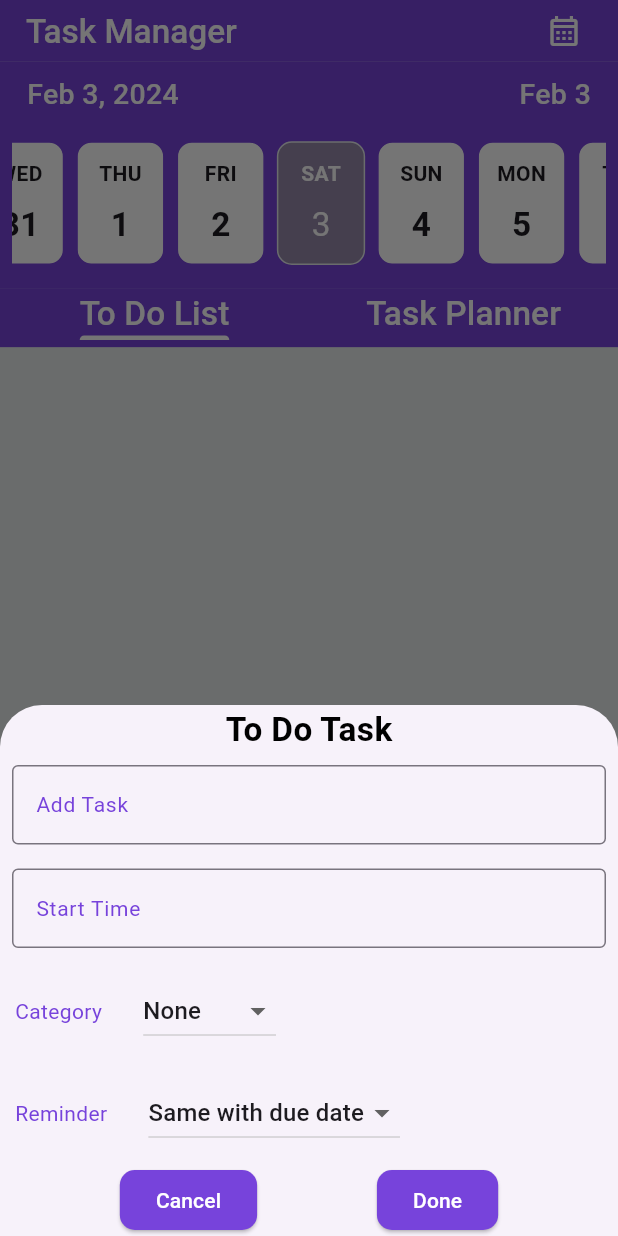
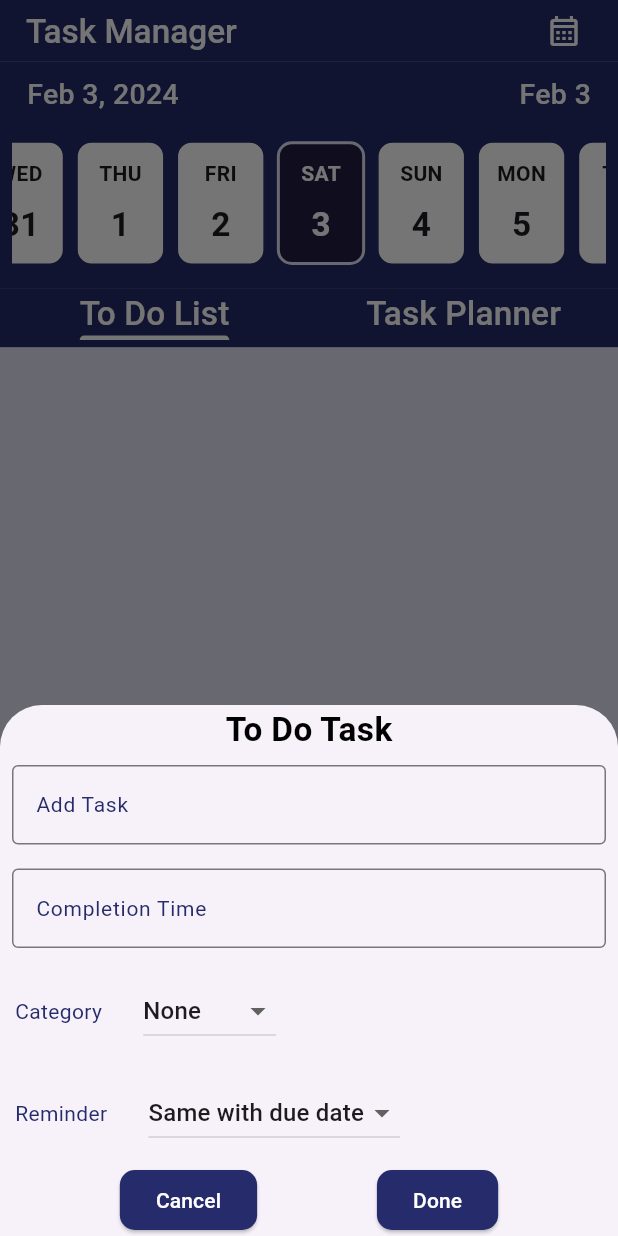
Before and after one commit to PatelPruthvi/task_planner, a Flutter app: the HomeScreen screen opened directly, after a tap on the "add" icon, on a phone screen of 412 x 824 dp. Run offline on Flutter 3.47's test engine with Material 3 defaults, Android fonts, the light colour scheme and no system bars; drawn by our look-alikes of easy_date_timeline; our stand-ins replace bloc, firebase_auth, firebase_core, flutter_bloc, flutter_local_notifications, flutter_slidable and 3 more; accounts and stored records are empty.

Commit message:
worked on time textfields

```diff
--- a/lib/resources/button_demo.dart
+++ b/lib/resources/button_demo.dart
@@ -9,7 +9,7 @@ class Buttons {
       ElevatedButton(
           style: ButtonStyle(
             backgroundColor:
-                const MaterialStatePropertyAll(AppColors.mainColor),
+                const MaterialStatePropertyAll(AppColors.kmainColor),
             shape: MaterialStatePropertyAll(RoundedRectangleBorder(
                 borderRadius: BorderRadius.circular(10))),
           ),
--- a/lib/resources/components/bottom_sheets/bottom_sheet_planner.dart
+++ b/lib/resources/components/bottom_sheets/bottom_sheet_planner.dart
@@ -1,8 +1,11 @@
+// ignore_for_file: use_build_context_synchronously
+
 import 'package:flutter/material.dart';
 import 'package:task_planner/resources/button_demo.dart';
 import 'package:task_planner/resources/components/drop_down/category_drop_down.dart';
 import 'package:task_planner/resources/components/drop_down/color_drop_down.dart';
 import 'package:task_planner/resources/components/drop_down/reminder_dropdown.dart';
+import 'package:task_planner/utils/dates/date_time.dart';
 import 'package:task_planner/views/task_plan_view/bloc/task_plan_bloc.dart';
 import 'package:task_planner/views/todo_view/bloc/to_do_bloc.dart';
 import '../../../utils/colors/app_colors.dart';
@@ -36,13 +39,10 @@ class BottomSheets {
                       Text("To Do Task",
                           style: FontSize.getMEdiumBlackFontstyle(context)),
                       getTextField(context, () => null, controller, "Add Task"),
-                      getTextField(context, () async {
-                        pickedTime = await showTimePicker(
-                            context: context, initialTime: TimeOfDay.now());
-                        setState(() {
-                          timeC.text = pickedTime!.format(context);
-                        });
-                      }, timeC, "Start Time"),
+                      getTimeRetrieverTextField(
+                          context: context,
+                          controller: timeC,
+                          labelText: "Completion Time"),
                       Padding(
                           padding: const EdgeInsets.all(10.0),
                           child: Row(
@@ -87,19 +87,19 @@ class BottomSheets {
   }
 
   static getBottomSheetForPlanner(
-          BuildContext context,
-          TextEditingController nameC,
-          TextEditingController startTimeC,
-          TextEditingController endTimeC,
-          TextEditingController descC,
-          GlobalKey<FormState> formKey,
-          TimeOfDay? pickedStartTime,
-          TimeOfDay? pickedEndTime,
-          TaskPlanBloc taskPlanBloc,
-          ElevatedButton bottomSheetButton,
-          String bottomSheetTitle,
-          String initialDropdownValue,
-          int hexColorCode) =>
+          {required BuildContext context,
+          required TextEditingController nameC,
+          required TextEditingController startTimeC,
+          required TextEditingController endTimeC,
+          required TextEditingController descC,
+          required GlobalKey<FormState> formKey,
+          required TimeOfDay? pickedStartTime,
+          required TimeOfDay? pickedEndTime,
+          required TaskPlanBloc taskPlanBloc,
+          required ElevatedButton bottomSheetButton,
+          required String bottomSheetTitle,
+          required String initialDropdownValue,
+          required int hexColorCode}) =>
       showModalBottomSheet(
         isScrollControlled: true,
         context: context,
@@ -121,30 +121,22 @@ class BottomSheets {
                                 .appBarTheme
                                 .titleTextStyle!
                                 .copyWith(
-                                    color: AppColors.mainColor,
+                                    color: AppColors.kmainColor,
                                     fontWeight: FontWeight.w600)),
                       ),
                       getTextField(context, () {}, nameC, "Task Name"),
                       Row(
                         children: [
                           Expanded(
-                              child: getTextField(context, () async {
-                            pickedStartTime = await showTimePicker(
-                                context: context, initialTime: TimeOfDay.now());
-                            setState(() {
-                              startTimeC.text =
-                                  pickedStartTime!.format(context);
-                            });
-                          }, startTimeC, "Start Time")),
+                              child: getTimeRetrieverTextField(
+                                  context: context,
+                                  controller: startTimeC,
+                                  labelText: "Start Time")),
                           Expanded(
-                              child: getTextField(context, () async {
-                            pickedEndTime = await showTimePicker(
-                                context: context, initialTime: TimeOfDay.now());
-
-                            setState(() {
-                              endTimeC.text = pickedEndTime!.format(context);
-                            });
-                          }, endTimeC, "End Time")),
+                              child: getTimeRetrieverTextField(
+                                  context: context,
+                                  controller: endTimeC,
+                                  labelText: "End Time"))
                         ],
                       ),
                       getTextField(context, () {}, descC, "Description"),
@@ -188,9 +180,8 @@ class BottomSheets {
         endTimeC.clear();
         descC.clear();
       });
-}
 
-Widget getTextField(BuildContext context, Function() onTap,
+  static Widget getTextField(BuildContext context, Function() onTap,
           TextEditingController controller, String labelText) =>
       Padding(
         padding: const EdgeInsets.all(8.0),
@@ -204,12 +195,62 @@ Widget getTextField(BuildContext context, Function() onTap,
             controller: controller,
             autocorrect: false,
             onTap: onTap,
-          cursorColor: AppColors.mainColor,
+            cursorColor: AppColors.kmainColor,
             style: FontSize.getTextFieldTitleStyle(context),
             decoration: InputDecoration(
                 labelText: labelText,
                 labelStyle: FontSize.getTextFieldTitleStyle(context),
                 border: const OutlineInputBorder(),
                 focusedBorder: const OutlineInputBorder(
-                  borderSide: BorderSide(color: AppColors.mainColor)))),
+                    borderSide: BorderSide(color: AppColors.kmainColor)))),
       );
+
+  static Widget getTimeRetrieverTextField(
+      {required BuildContext context,
+      required TextEditingController controller,
+      required String labelText}) {
+    return Padding(
+      padding: const EdgeInsets.all(8.0),
+      child: TextFormField(
+          controller: controller,
+          autocorrect: false,
+          readOnly: true,
+          cursorColor: AppColors.kmainColor,
+          style: FontSize.getTextFieldTitleStyle(context),
+          onTap: () async {
+            TimeOfDay? pickedStartTime = await showTimePicker(
+                context: context,
+                initialTime: controller.text == ""
+                    ? TimeOfDay.now()
+                    : Dates.getTimeInTimeOfDayFormat(controller.text));
+            if (pickedStartTime != null) {
+              controller.text = pickedStartTime.format(context);
+            }
+          },
+          validator: (value) {
+            if (value == "" || value == "null" || value!.isEmpty) {
+              return "$labelText can not be empty";
+            }
+            return null;
+          },
+          decoration: InputDecoration(
+              labelText: labelText,
+              labelStyle: FontSize.getTextFieldTitleStyle(context),
+              disabledBorder: const OutlineInputBorder(),
+              border: const OutlineInputBorder(),
+              focusedBorder: const OutlineInputBorder(
+                  borderSide: BorderSide(color: AppColors.kmainColor)))),
+    );
+  }
+}
+
+
+
+// , () async {
+//                             pickedStartTime = await showTimePicker(
+//                                 context: context, initialTime: TimeOfDay.now());
+//                             setState(() {
+//                               startTimeC.text =
+//                                   pickedStartTime!.format(context);
+//                             });
+//                           },
--- a/lib/resources/components/main_cal.dart
+++ b/lib/resources/components/calendar/main_cal.dart
@@ -2,13 +2,12 @@ import 'package:easy_date_timeline/easy_date_timeline.dart';
 import 'package:flutter/material.dart';
 import 'package:flutter_bloc/flutter_bloc.dart';
 import 'package:task_planner/views/home_view/bloc/home_bloc.dart';
-import 'package:task_planner/views/home_view/ui/home_view.dart';
 import 'package:task_planner/views/task_plan_view/bloc/task_plan_bloc.dart';
-import '../../utils/colors/app_colors.dart';
-import '../../utils/dates/date_time.dart';
-import '../../utils/dimensions/dimensions.dart';
-import '../../utils/fonts/font_size.dart';
-import '../../views/todo_view/bloc/to_do_bloc.dart';
+import '../../../utils/colors/app_colors.dart';
+import '../../../utils/dates/date_time.dart';
+import '../../../utils/dimensions/dimensions.dart';
+import '../../../utils/fonts/font_size.dart';
+import '../../../views/todo_view/bloc/to_do_bloc.dart';
 
 DateTime now = Dates.today;
 
@@ -67,16 +66,9 @@ class _HomeCalState extends State<HomeCal> {
                         InkWell(
                           borderRadius: BorderRadius.circular(10),
                           onTap: () {
-                            if (Dates.getDateTimeInMMMdFormat(date) !=
-                                Dates.getDateTimeInMMMdFormat(Dates.today)) {
-                              Navigator.popUntil(
-                                  context, (route) => route.isFirst);
-                              Navigator.pushReplacement(
-                                  context,
-                                  MaterialPageRoute(
-                                      builder: (context) =>
-                                          const HomeScreen()));
-                            }
+                            widget.dateController.animateToDate(Dates.today);
+                            widget.homeBloc.add(HomeCalendarDateTappedEvent(
+                                selectedDate: Dates.today));
                           },
                           child: Text(
                               Dates.getDateTimeInMMMdFormat(Dates.today),
@@ -86,7 +78,7 @@ class _HomeCalState extends State<HomeCal> {
                     ),
                   );
                 },
-                activeColor: AppColors.mainColor,
+                activeColor: AppColors.kmainColor,
                 firstDate: Dates.startDay,
                 focusDate: successState.focusedDate,
                 lastDate: Dates.endDay,
@@ -97,26 +89,27 @@ class _HomeCalState extends State<HomeCal> {
                     todayStyle: DayStyle(
                         dayStrStyle: const TextStyle(
                             fontWeight: FontWeight.bold,
-                            color: AppColors.mainColor),
+                            color: AppColors.kredColor),
                         dayNumStyle: TextStyle(
                             fontWeight: FontWeight.bold,
                             fontSize: FontSize.getAppBarTitleFontSize(context),
-                            color: AppColors.mainColor),
+                            color: AppColors.kredColor),
                         decoration: BoxDecoration(
-                            border: Border.all(
-                                color: AppColors.blackColor, width: 2),
-                            color: AppColors.whiteColor,
+                            border: Border.all(color: AppColors.kredColor),
+                            color: AppColors.kwhiteColor,
                             borderRadius: BorderRadius.circular(10))),
                     activeDayStyle: DayStyle(
                         dayStrStyle: const TextStyle(
                             fontWeight: FontWeight.bold,
-                            color: AppColors.whiteColor),
+                            color: AppColors.kwhiteColor),
                         dayNumStyle: TextStyle(
+                            fontWeight: FontWeight.bold,
                             fontSize: FontSize.getAppBarTitleFontSize(context),
-                            color: AppColors.whiteColor),
+                            color: AppColors.kwhiteColor),
                         decoration: BoxDecoration(
-                            border: Border.all(color: AppColors.screenColor),
-                            color: AppColors.greyTileColor,
+                            border: Border.all(
+                                color: AppColors.kscreenColor, width: 2),
+                            color: AppColors.kdarkBlue2,
                             borderRadius: BorderRadius.circular(10))),
                     inactiveDayStyle: DayStyle(
                         dayStrStyle:
@@ -126,8 +119,8 @@ class _HomeCalState extends State<HomeCal> {
                           fontSize: FontSize.getAppBarTitleFontSize(context),
                         ),
                         decoration: BoxDecoration(
-                            border: Border.all(color: AppColors.mainColor),
-                            color: AppColors.whiteColor,
+                            border: Border.all(color: AppColors.kmainColor),
+                            color: AppColors.kwhiteColor,
                             borderRadius: BorderRadius.circular(10)))),
               );
 
--- a/lib/utils/Themes/themes.dart
+++ b/lib/utils/Themes/themes.dart
@@ -5,33 +5,33 @@ import '../fonts/font_size.dart';
 
 class Themes {
   static getLightModeTheme(BuildContext context) => ThemeData(
-      iconTheme: const IconThemeData(color: AppColors.whiteColor),
-      canvasColor: AppColors.screenColor,
+      iconTheme: const IconThemeData(color: AppColors.kwhiteColor),
+      canvasColor: AppColors.kscreenColor,
       floatingActionButtonTheme: const FloatingActionButtonThemeData(
-          backgroundColor: AppColors.mainColor),
+          backgroundColor: AppColors.kmainColor),
       appBarTheme: AppBarTheme(
           centerTitle: false,
-          backgroundColor: AppColors.mainColor,
-          iconTheme: const IconThemeData(color: AppColors.whiteColor),
+          backgroundColor: AppColors.kmainColor,
+          iconTheme: const IconThemeData(color: AppColors.kwhiteColor),
           elevation: 0.0,
           titleSpacing: 1.3,
           titleTextStyle: TextStyle(
-              color: AppColors.whiteColor,
+              color: AppColors.kwhiteColor,
               fontSize: FontSize.getAppBarTitleFontSize(context),
               fontWeight: FontWeight.w500)));
   static getDarkModeTheme(BuildContext context) => ThemeData(
-      iconTheme: const IconThemeData(color: AppColors.whiteColor),
-      canvasColor: AppColors.screenColor,
+      iconTheme: const IconThemeData(color: AppColors.kwhiteColor),
+      canvasColor: AppColors.kscreenColor,
       floatingActionButtonTheme: const FloatingActionButtonThemeData(
-          backgroundColor: AppColors.mainColor),
+          backgroundColor: AppColors.kmainColor),
       appBarTheme: AppBarTheme(
           centerTitle: false,
-          backgroundColor: AppColors.mainColor,
-          iconTheme: const IconThemeData(color: AppColors.whiteColor),
+          backgroundColor: AppColors.kmainColor,
+          iconTheme: const IconThemeData(color: AppColors.kwhiteColor),
           elevation: 0.0,
           titleSpacing: 1.3,
           titleTextStyle: TextStyle(
-              color: AppColors.whiteColor,
+              color: AppColors.kwhiteColor,
               fontSize: FontSize.getAppBarTitleFontSize(context),
               fontWeight: FontWeight.w500)));
 }
--- a/lib/utils/colors/app_colors.dart
+++ b/lib/utils/colors/app_colors.dart
@@ -1,19 +1,20 @@
-import 'dart:math';
-
 import 'package:flutter/material.dart';
 
 class AppColors {
-  static const mainColor = Color(0xFF7743db);
-  static const calendarTileColor = Color.fromARGB(255, 1, 59, 52);
-  static const screenColor = Color.fromARGB(255, 231, 236, 236);
-  static const whiteColor = Colors.white;
-  static Color redColor = Colors.red.shade600;
-  static Color greyTileColor = Colors.grey.withAlpha(200);
-  static const blackColor = Colors.black;
-  static Color getRandomColorForTaskPlanner() {
-    var generatedColor = Random().nextInt(Colors.primaries.length);
-    return Colors.primaries[generatedColor];
-  }
+  // static const mainColor = Color(0xFF7743db);
+
+  static const kcalendarTileColor = Color.fromARGB(255, 1, 59, 52);
+  static const kscreenColor = Color.fromRGBO(226, 227, 246, 1);
+  static const kmainColor = kblue600;
+  static const Color kblue600 = Color.fromRGBO(38, 44, 107, 1);
+  static const Color klightBlueColor = Color.fromRGBO(39, 161, 217, 1);
+  static const Color kmediumBlueColor = Color.fromRGBO(0, 122, 255, 1);
+  static const Color kredColor = Color.fromRGBO(255, 7, 7, 1);
+  static const Color kblackColor = Colors.black;
+  static const Color kwhiteColor = Colors.white;
+  static const Color kdarkBlue1 = Color.fromRGBO(32, 29, 65, .65);
+  static const Color kdarkBlue2 = Color.fromRGBO(32, 29, 65, 1);
+  static const Color korangeColor = Colors.orange;
 }
 
 List<int> appHexColorCodes = [
--- a/lib/utils/fonts/font_size.dart
+++ b/lib/utils/fonts/font_size.dart
@@ -12,13 +12,13 @@ class FontSize {
   static getDescFontStyle(BuildContext context) =>
       TextStyle(fontSize: FontSize.getTaskPlannerDescriptionFontSize(context));
   static getTextFieldTitleStyle(BuildContext context) => TextStyle(
-      color: AppColors.mainColor,
+      color: AppColors.kmainColor,
       fontSize: FontSize.getTaskPlannerDescriptionFontSize(context));
   static getButtonTextStyle(BuildContext context) => TextStyle(
-      color: AppColors.whiteColor,
+      color: AppColors.kwhiteColor,
       fontSize: FontSize.getTaskPlannerDescriptionFontSize(context));
   static getToDoItemTileTextStyle(BuildContext context) => TextStyle(
-      color: AppColors.blackColor,
+      color: AppColors.kblackColor,
       fontWeight: FontWeight.w500,
       fontSize: FontSize.getMediumFontSize(context));
   static getMEdiumBlackFontstyle(BuildContext context) =>
@@ -29,5 +29,5 @@ class FontSize {
   static TextStyle getMediumWhiteFontStyle(BuildContext context) => TextStyle(
       fontSize: FontSize.getMediumFontSize(context),
       fontWeight: FontWeight.w500,
-      color: AppColors.whiteColor);
+      color: AppColors.kwhiteColor);
 }
--- a/lib/views/home_view/ui/home_view.dart
+++ b/lib/views/home_view/ui/home_view.dart
@@ -1,6 +1,6 @@
 import 'package:easy_date_timeline/easy_date_timeline.dart';
 import 'package:flutter/material.dart';
-import 'package:task_planner/resources/components/main_cal.dart';
+import 'package:task_planner/resources/components/calendar/main_cal.dart';
 import 'package:task_planner/utils/colors/app_colors.dart';
 import 'package:task_planner/utils/dates/date_time.dart';
 import 'package:task_planner/views/home_view/bloc/home_bloc.dart';
@@ -46,9 +46,11 @@ class _HomeScreenState extends State<HomeScreen> {
                       firstDate: Dates.startDay,
                       lastDate: Dates.endDay,
                       initialDate: HomeCal.getSelectedDateTime());
-                  _dateTimelineController.animateToDate(dateTime!);
-                  homeBloc
-                      .add(HomeCalendarDateTappedEvent(selectedDate: dateTime));
+                  if (dateTime != null) {
+                    _dateTimelineController.animateToDate(dateTime);
+                    homeBloc.add(
+                        HomeCalendarDateTappedEvent(selectedDate: dateTime));
+                  }
                 },
                 child: const Padding(
                   padding: EdgeInsets.all(8.0),
@@ -62,7 +64,7 @@ class _HomeScreenState extends State<HomeScreen> {
         mainAxisSize: MainAxisSize.min,
         children: [
           Container(
-              color: AppColors.mainColor,
+              color: AppColors.kmainColor,
               child: HomeCal(
                 homeBloc: homeBloc,
                 toDoBloc: toDoBloc,
@@ -76,9 +78,9 @@ class _HomeScreenState extends State<HomeScreen> {
               mainAxisSize: MainAxisSize.min,
               children: [
                 Container(
-                  color: AppColors.mainColor,
+                  color: AppColors.kmainColor,
                   child: TabBar(
-                      indicatorColor: AppColors.whiteColor,
+                      indicatorColor: AppColors.kwhiteColor,
                       dividerHeight: 0,
                       padding: const EdgeInsets.only(bottom: 5),
                       tabs: [
--- a/lib/views/task_plan_view/bloc/task_plan_bloc.dart
+++ b/lib/views/task_plan_view/bloc/task_plan_bloc.dart
@@ -7,7 +7,7 @@ import 'package:task_planner/models/task_planner_model.dart';
 import 'package:task_planner/resources/algorithm/sort_algo.dart';
 import 'package:task_planner/resources/components/drop_down/category_drop_down.dart';
 import 'package:task_planner/resources/components/drop_down/color_drop_down.dart';
-import '../../../resources/components/main_cal.dart';
+import '../../../resources/components/calendar/main_cal.dart';
 part 'task_plan_event.dart';
 part 'task_plan_state.dart';
 
--- a/lib/views/todo_view/ui/todo_view.dart
+++ b/lib/views/todo_view/ui/todo_view.dart
@@ -116,7 +116,7 @@ class _ToDoScreenState extends State<ToDoScreen> {
         ),
       ),
       floatingActionButton: FloatingActionButton(
-          child: const Icon(Icons.add_outlined, color: AppColors.whiteColor),
+          child: const Icon(Icons.add_outlined, color: AppColors.kwhiteColor),
           onPressed: () {
             BottomSheets.getBottomSheetForToDoList(
                 context: context,
--- a/pubspec.yaml
+++ b/pubspec.yaml
@@ -48,6 +48,7 @@ dependencies:
   flutter_slidable: ^3.0.1
   flutter_local_notifications: ^16.3.2
   timezone: ^0.9.2
+  another_flushbar: ^1.12.30
 
 
 dev_dependencies:
```
Also changed, not shown: lib/resources/components/calendar/calendar_montly.dart (+11 -11 lines), lib/resources/components/to_do_list.dart (+5 -5 lines), lib/utils/dates/date_time.dart (+36 -0 lines), lib/views/task_plan_view/ui/task_plan_view.dart (+35 -32 lines), lib/views/todo_view/bloc/to_do_bloc.dart (+19 -1 lines), pubspec.lock. Lines whose indentation alone changed are shown as unchanged.
